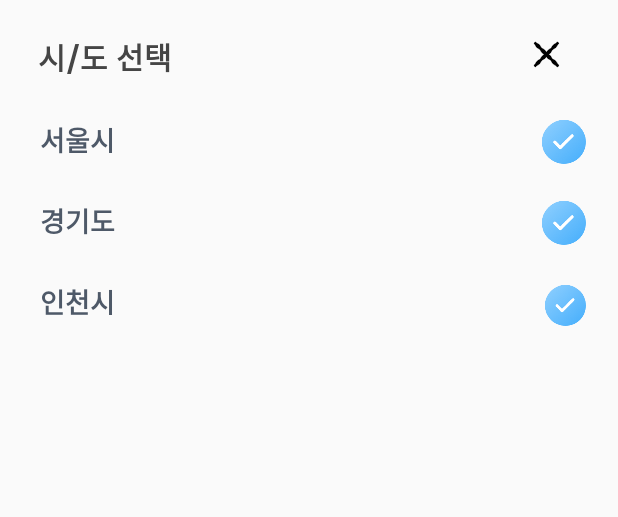
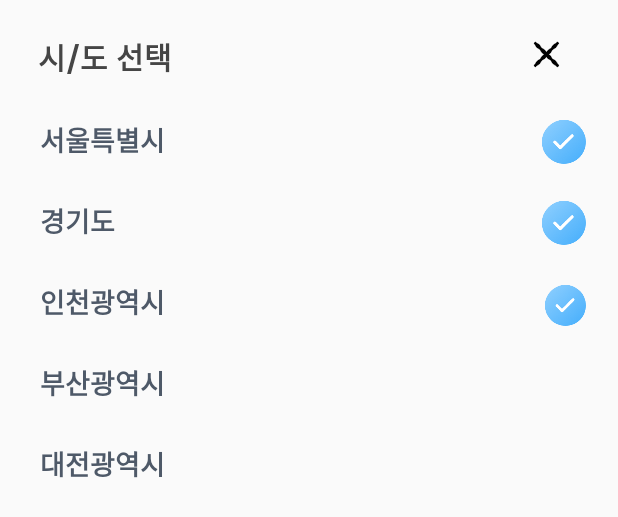
Before and after one commit to Support-Connection/support-connection-frong, an Android app: the layout activity_province_swipe_up.xml on its own in the app's theme, with its tools: preview values and no code run, on a phone screen of 412 x 824 dp. Shown: the top 517 px of the screen. Run offline under Robolectric (Android 15) with nearby library versions, the phone set to English and light mode, and no system bars.

Commit message:
조건 액티비티 추가, 도/시 아이템 추가

```diff
--- a/app/src/main/java/com/river/supportconnection/InputInfo1Activity.kt
+++ b/app/src/main/java/com/river/supportconnection/InputInfo1Activity.kt
@@ -48,7 +48,7 @@ class InputInfo1Activity : AppCompatActivity() {
 
             val seoul = SView.findViewById<TextView>(R.id.province_text1)
             seoul.setOnClickListener {
-                province_edit.setText("서울시")
+                province_edit.setText("서울특별시")
                 provincetag.visibility = View.VISIBLE
                 districttag.visibility = View.VISIBLE
                 dialog.dismiss()
@@ -63,7 +63,7 @@ class InputInfo1Activity : AppCompatActivity() {
             }
             val incheon = SView.findViewById<TextView>(R.id.province_text3)
             incheon.setOnClickListener {
-                province_edit.setText("인천")
+                province_edit.setText("인천광역시")
                 provincetag.visibility = View.VISIBLE
                 districttag.visibility = View.VISIBLE
                 dialog.dismiss()
--- a/app/src/main/res/layout/activity_province_swipe_up.xml
+++ b/app/src/main/res/layout/activity_province_swipe_up.xml
@@ -59,7 +59,7 @@
                 android:layout_height="54dp"
                 android:layout_marginStart="25dp"
                 android:layout_marginLeft="25dp"
-                android:text="서울시"
+                android:text="서울특별시"
                 app:layout_constraintBottom_toBottomOf="parent"
                 app:layout_constraintEnd_toStartOf="@+id/province_img1"
                 app:layout_constraintHorizontal_bias="0.0"
@@ -84,13 +84,41 @@
                 style="@style/tel_style"
                 android:layout_width="0dp"
                 android:layout_height="54dp"
-                android:text="인천시"
+                android:text="인천광역시"
                 app:layout_constraintBottom_toBottomOf="parent"
                 app:layout_constraintEnd_toStartOf="@+id/province_img3"
                 app:layout_constraintHorizontal_bias="0.0"
                 app:layout_constraintStart_toStartOf="@+id/province_text2"
                 app:layout_constraintTop_toBottomOf="@+id/province_text2"
                 app:layout_constraintVertical_bias="0.0" />
+
+            <TextView
+                android:id="@+id/province_text4"
+                style="@style/tel_style"
+                android:layout_width="0dp"
+                android:layout_height="54dp"
+                android:text="부산광역시"
+                app:layout_constraintBottom_toBottomOf="parent"
+                app:layout_constraintEnd_toStartOf="@+id/province_img3"
+                app:layout_constraintHorizontal_bias="0.0"
+                app:layout_constraintStart_toStartOf="@+id/province_text3"
+                app:layout_constraintTop_toBottomOf="@+id/province_text3"
+                app:layout_constraintVertical_bias="0.0" />
+
+            <TextView
+                android:id="@+id/province_text5"
+                style="@style/tel_style"
+                android:layout_width="0dp"
+                android:layout_height="54dp"
+                android:text="대전광역시"
+                app:layout_constraintBottom_toBottomOf="parent"
+                app:layout_constraintEnd_toStartOf="@+id/province_img4"
+                app:layout_constraintHorizontal_bias="0.0"
+                app:layout_constraintStart_toStartOf="@+id/province_text4"
+                app:layout_constraintTop_toBottomOf="@+id/province_text4"
+                app:layout_constraintVertical_bias="0.0" />
+
+
 
 
             <ImageView
```
Also changed, not shown: app/src/main/res/layout/activity_input_info6.xml (added, +109 -0 lines).
